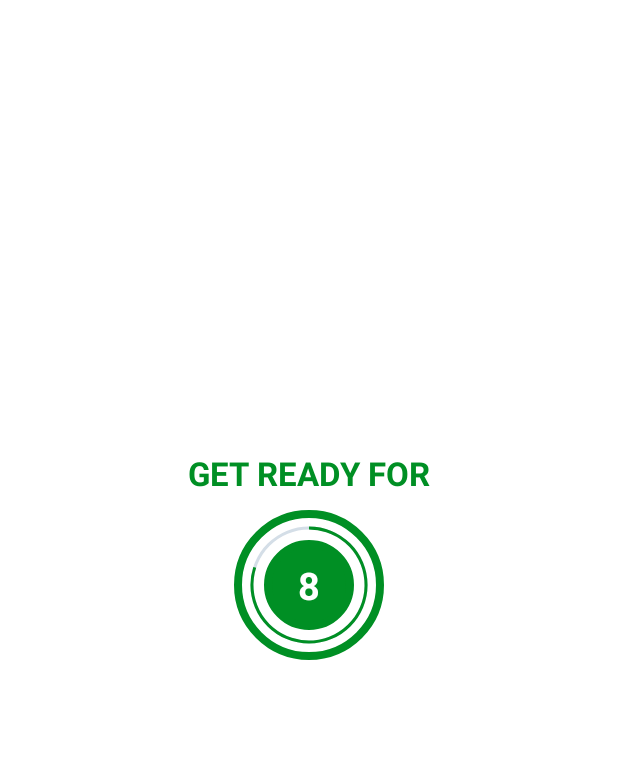
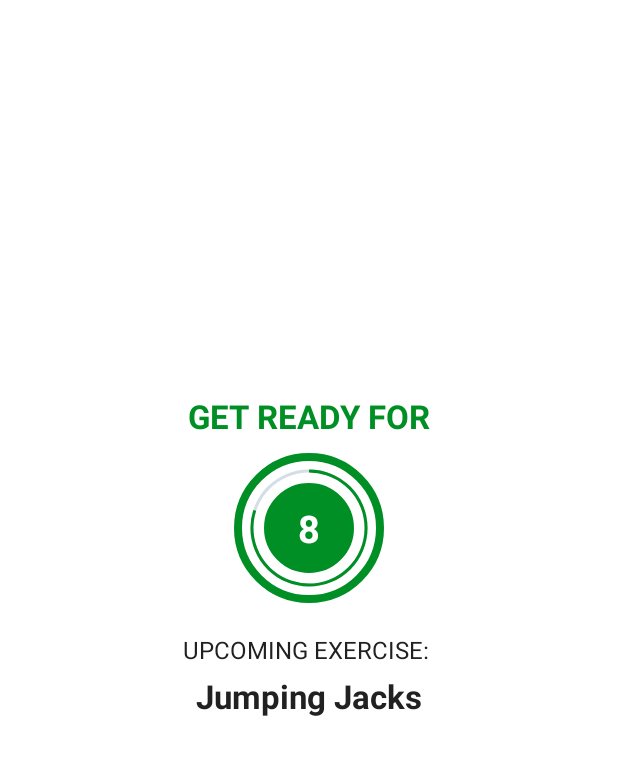
Before and after one commit to wenk-silvan/7-minute-workout, an Android app: the ExerciseActivity screen opened directly, with no data from a screen before it, on a phone screen of 412 x 824 dp, the part 62-837 px from its top. Run offline under Robolectric (Android 15) with nearby library versions, the phone set to English and light mode, and no system bars.

Commit message:
Add exercise model to app

```diff
--- /dev/null
+++ b/app/src/main/java/ch/wenksi/a7minuteworkout/Constants.kt
@@ -0,0 +1,94 @@
+package ch.wenksi.a7minuteworkout
+
+class Constants {
+    companion object {
+        fun defaultExerciseList(): ArrayList<ExerciseModel> {
+            val exerciseList = ArrayList<ExerciseModel>()
+            exerciseList.add(
+                ExerciseModel(
+                    1,
+                    "Jumping Jacks",
+                    R.drawable.ic_jumping_jacks,
+                    false,
+                    false
+                )
+            )
+            exerciseList.add(
+                ExerciseModel(
+                    2,
+                    "Wall Sit",
+                    R.drawable.ic_wall_sit,
+                    false,
+                    false
+                )
+            )
+            exerciseList.add(
+                ExerciseModel(
+                    3,
+                    "Push Up",
+                    R.drawable.ic_push_up,
+                    false,
+                    false
+                )
+            )
+            exerciseList.add(
+                ExerciseModel(
+                    4,
+                    "Abdominal Crunch",
+                    R.drawable.ic_abdominal_crunch,
+                    false,
+                    false
+                )
+            )
+            exerciseList.add(
+                ExerciseModel(
+                    5,
+                    "Step-Up onto Chair",
+                    R.drawable.ic_step_up_onto_chair,
+                    false,
+                    false
+                )
+            )
+            exerciseList.add(ExerciseModel(6, "Squat", R.drawable.ic_squat, false, false))
+            exerciseList.add(
+                ExerciseModel(
+                    7,
+                    "Triceps Dip On Chair",
+                    R.drawable.ic_triceps_dip_on_chair,
+                    false,
+                    false
+                )
+            )
+            exerciseList.add(ExerciseModel(8, "Plank", R.drawable.ic_plank, false, false))
+            exerciseList.add(
+                ExerciseModel(
+                    9,
+                    "High Knees Running In Place",
+                    R.drawable.ic_high_knees_running_in_place,
+                    false,
+                    false
+                )
+            )
+            exerciseList.add(ExerciseModel(10, "Lunges", R.drawable.ic_lunge, false, false))
+            exerciseList.add(
+                ExerciseModel(
+                    11,
+                    "Push Up and Rotation",
+                    R.drawable.ic_push_up_and_rotation,
+                    false,
+                    false
+                )
+            )
+            exerciseList.add(
+                ExerciseModel(
+                    12,
+                    "Side Plank",
+                    R.drawable.ic_side_plank,
+                    false,
+                    false
+                )
+            )
+            return exerciseList
+        }
+    }
+}
--- a/app/src/main/java/ch/wenksi/a7minuteworkout/ExerciseActivity.kt
+++ b/app/src/main/java/ch/wenksi/a7minuteworkout/ExerciseActivity.kt
@@ -4,6 +4,7 @@ import androidx.appcompat.app.AppCompatActivity
 import android.os.Bundle
 import android.os.CountDownTimer
 import android.view.View
+import android.widget.Toast
 import kotlinx.android.synthetic.main.activity_exercise.*
 
 class ExerciseActivity : AppCompatActivity() {
@@ -11,6 +12,8 @@ class ExerciseActivity : AppCompatActivity() {
     private var restProgress = 0
     private var exerciseTimer: CountDownTimer? = null
     private var exerciseProgress = 0
+    private var exerciseList: ArrayList<ExerciseModel>? = null
+    private var currentExercisePosition = -1
 
     override fun onCreate(savedInstanceState: Bundle?) {
         super.onCreate(savedInstanceState)
@@ -21,6 +24,7 @@ class ExerciseActivity : AppCompatActivity() {
         toolbar_exercise_activity.setNavigationOnClickListener {
             onBackPressed()
         }
+        this.exerciseList = Constants.defaultExerciseList()
         this.setupRestView()
     }
 
@@ -34,27 +38,37 @@ class ExerciseActivity : AppCompatActivity() {
 
     private fun setRestProgressBar() {
         pb_rest.progress = this.restProgress
-        this.restTimer = object: CountDownTimer(10000, 1000) {
+        this.restTimer = object : CountDownTimer(10000, 1000) {
             override fun onTick(millisUntilFinished: Long) {
                 restProgress++
                 pb_rest.progress = 10 - restProgress
                 tv_timer_rest.text = (10 - restProgress).toString()
             }
 
-            override fun onFinish() = setupExerciseView()
+            override fun onFinish() {
+                currentExercisePosition++
+                setupExerciseView()
+            }
         }.start()
     }
 
     private fun setExerciseProgressBar() {
         pb_exercise.progress = this.exerciseProgress
-        this.exerciseTimer = object: CountDownTimer(30000, 1000) {
+        this.exerciseTimer = object : CountDownTimer(30000, 1000) {
             override fun onTick(millisUntilFinished: Long) {
-                exerciseProgress++
-                pb_exercise.progress = 30 - exerciseProgress
-                tv_timer_exercise.text = (30 - exerciseProgress).toString()
+                this@ExerciseActivity.exerciseProgress++
+                pb_exercise.progress = 30 - this@ExerciseActivity.exerciseProgress
+                tv_timer_exercise.text = (30 - this@ExerciseActivity.exerciseProgress).toString()
             }
 
-            override fun onFinish() = setupRestView()
+            override fun onFinish() {
+                if (currentExercisePosition < this@ExerciseActivity.exerciseList?.size!! - 1) {
+                    setupRestView()
+                } else {
+                    Toast.makeText(this@ExerciseActivity, "Congratulations!", Toast.LENGTH_SHORT)
+                        .show()
+                }
+            }
         }.start()
     }
 
@@ -66,6 +80,8 @@ class ExerciseActivity : AppCompatActivity() {
             this.restTimer!!.cancel()
             this.restProgress = 0
         }
+        tv_upcoming_exercise_name.text =
+            this.exerciseList!![this.currentExercisePosition + 1].getName()
         this.setRestProgressBar()
     }
 
@@ -78,5 +94,7 @@ class ExerciseActivity : AppCompatActivity() {
             this.exerciseProgress = 0
         }
         this.setExerciseProgressBar()
+        iv_exercise.setImageResource(this.exerciseList!![this.currentExercisePosition].getImage())
+        tv_exercise_name.text = this.exerciseList!![this.currentExercisePosition].getName()
     }
 }
--- /dev/null
+++ b/app/src/main/java/ch/wenksi/a7minuteworkout/ExerciseModel.kt
@@ -0,0 +1,49 @@
+package ch.wenksi.a7minuteworkout
+
+class ExerciseModel(
+    private var id: Int,
+    private var name: String,
+    private var image: Int,
+    private var isCompleted: Boolean,
+    private var isSelected: Boolean
+) {
+    fun getId(): Int {
+        return this.id
+    }
+
+    fun setId(id: Int) {
+        this.id = id
+    }
+
+    fun getName(): String {
+        return this.name
+    }
+
+    fun setName(name: String) {
+        this.name = name
+    }
+
+    fun getImage(): Int {
+        return this.image
+    }
+
+    fun setImage(image: Int) {
+        this.image = image
+    }
+
+    fun getIsCompleted(): Boolean {
+        return this.isCompleted
+    }
+
+    fun setIsCompleted(isCompleted: Boolean) {
+        this.isCompleted = isCompleted
+    }
+
+    fun getIsSelected(): Boolean {
+        return this.isSelected
+    }
+
+    fun setIsSelected(isSelected: Boolean) {
+        this.isSelected = isSelected
+    }
+}
--- a/app/src/main/res/layout/activity_exercise.xml
+++ b/app/src/main/res/layout/activity_exercise.xml
@@ -69,6 +69,25 @@
                     android:text="10" />
             </LinearLayout>
         </FrameLayout>
+
+        <TextView
+            android:layout_width="wrap_content"
+            android:layout_height="wrap_content"
+            android:layout_marginTop="20dp"
+            android:textColor="#212121"
+            android:text="UPCOMING EXERCISE: "
+            android:textSize="16sp" />
+
+        <TextView
+            android:id="@+id/tv_upcoming_exercise_name"
+            android:layout_width="wrap_content"
+            android:layout_height="wrap_content"
+            android:layout_marginTop="5dp"
+            android:textColor="#212121"
+            android:textSize="22sp"
+            android:textStyle="bold"
+            android:text="Exercise Name" />
+
     </LinearLayout>
 
     <LinearLayout
@@ -78,9 +97,22 @@
         android:layout_below="@id/toolbar_exercise_activity"
         android:gravity="center"
         android:orientation="vertical"
+        android:layout_marginBottom="10dp"
         android:visibility="gone"
         tools:visibility="visible">
+
+        <ImageView
+            android:id="@+id/iv_exercise"
+            android:layout_width="match_parent"
+            android:layout_height="0dp"
+            android:layout_weight="1"
+            android:contentDescription="@string/image"
+            android:scaleType="fitXY"
+            android:src="@drawable/ic_jumping_jacks"
+            />
+
         <TextView
+            android:id="@+id/tv_exercise_name"
             android:layout_width="wrap_content"
             android:layout_height="wrap_content"
             android:text="[exercise name]"
```
